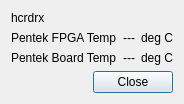
The window that src/hcrgui/HcrdrxDetails.ui (NCAR/HCR_instrument) describes before a commit, drawn with Qt 5.
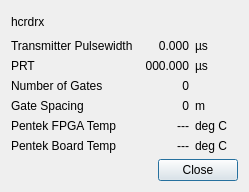
The same window after the commit.

Commit message: added new values included in DrxStatus to the HcrdrxDetails widget

The edit to the form file:
```diff
--- a/src/hcrgui/HcrdrxDetails.ui
+++ b/src/hcrgui/HcrdrxDetails.ui
@@ -6,8 +6,8 @@
    <rect>
     <x>0</x>
     <y>0</y>
-    <width>182</width>
-    <height>102</height>
+    <width>249</width>
+    <height>192</height>
    </rect>
   </property>
   <property name="windowTitle">
@@ -27,14 +27,51 @@
        <number>0</number>
       </property>
       <item row="0" column="0">
-       <widget class="QLabel" name="pentekFpgaTempLabel">
+       <widget class="QLabel" name="pulsewidthLabel">
         <property name="text">
-         <string>Pentek FPGA Temp</string>
+         <string>Transmitter Pulsewidth</string>
+        </property>
+       </widget>
+      </item>
+      <item row="0" column="2">
+       <widget class="QLabel" name="pulsewidthUnits">
+        <property name="text">
+         <string>µs</string>
         </property>
        </widget>
       </item>
       <item row="0" column="1">
-       <widget class="QLabel" name="pentekFpgaTempValue">
+       <widget class="QLabel" name="pulsewidthValue">
+        <property name="minimumSize">
+         <size>
+          <width>50</width>
+          <height>0</height>
+         </size>
+        </property>
+        <property name="text">
+         <string>0.000</string>
+        </property>
+        <property name="alignment">
+         <set>Qt::AlignRight|Qt::AlignTrailing|Qt::AlignVCenter</set>
+        </property>
+       </widget>
+      </item>
+      <item row="4" column="2">
+       <widget class="QLabel" name="pentekFpgaTempUnits">
+        <property name="text">
+         <string>deg C</string>
+        </property>
+       </widget>
+      </item>
+      <item row="5" column="2">
+       <widget class="QLabel" name="pentekBoardTempUnits">
+        <property name="text">
+         <string>deg C</string>
+        </property>
+       </widget>
+      </item>
+      <item row="5" column="1">
+       <widget class="QLabel" name="pentekBoardTempValue">
         <property name="text">
          <string>---</string>
         </property>
@@ -44,36 +81,94 @@
        </widget>
       </item>
       <item row="1" column="0">
+       <widget class="QLabel" name="prtLabel">
+        <property name="text">
+         <string>PRT</string>
+        </property>
+       </widget>
+      </item>
+      <item row="1" column="1">
+       <widget class="QLabel" name="prtValue">
+        <property name="text">
+         <string>000.000</string>
+        </property>
+        <property name="alignment">
+         <set>Qt::AlignRight|Qt::AlignTrailing|Qt::AlignVCenter</set>
+        </property>
+       </widget>
+      </item>
+      <item row="2" column="1">
+       <widget class="QLabel" name="nGatesValue">
+        <property name="text">
+         <string>0</string>
+        </property>
+        <property name="alignment">
+         <set>Qt::AlignRight|Qt::AlignTrailing|Qt::AlignVCenter</set>
+        </property>
+       </widget>
+      </item>
+      <item row="2" column="0">
+       <widget class="QLabel" name="nGatesLabel">
+        <property name="text">
+         <string>Number of Gates</string>
+        </property>
+       </widget>
+      </item>
+      <item row="1" column="2">
+       <widget class="QLabel" name="prtUnits">
+        <property name="text">
+         <string>µs</string>
+        </property>
+       </widget>
+      </item>
+      <item row="4" column="1">
+       <widget class="QLabel" name="pentekFpgaTempValue">
+        <property name="text">
+         <string>---</string>
+        </property>
+        <property name="alignment">
+         <set>Qt::AlignRight|Qt::AlignTrailing|Qt::AlignVCenter</set>
+        </property>
+       </widget>
+      </item>
+      <item row="5" column="0">
        <widget class="QLabel" name="pentekBoardTempLabel">
         <property name="text">
          <string>Pentek Board Temp</string>
         </property>
        </widget>
       </item>
-      <item row="0" column="2">
-       <widget class="QLabel" name="unitLabel">
+      <item row="4" column="0">
+       <widget class="QLabel" name="pentekFpgaTempLabel">
         <property name="text">
-         <string>deg C</string>
+         <string>Pentek FPGA Temp</string>
         </property>
        </widget>
       </item>
-      <item row="1" column="2">
-       <widget class="QLabel" name="unitLabel_2">
+      <item row="3" column="0">
+       <widget class="QLabel" name="gateSpacingLabel">
         <property name="text">
-         <string>deg C</string>
+         <string>Gate Spacing</string>
         </property>
        </widget>
       </item>
-      <item row="1" column="1">
-       <widget class="QLabel" name="pentekBoardTempValue">
+      <item row="3" column="1">
+       <widget class="QLabel" name="gateSpacingValue">
         <property name="text">
-         <string>---</string>
+         <string>0</string>
         </property>
         <property name="alignment">
          <set>Qt::AlignRight|Qt::AlignTrailing|Qt::AlignVCenter</set>
         </property>
        </widget>
       </item>
+      <item row="3" column="2">
+       <widget class="QLabel" name="gateSpacingUnits">
+        <property name="text">
+         <string>m</string>
+        </property>
+       </widget>
+      </item>
      </layout>
     </widget>
    </item>
```
The commit also changes 1 other file.
